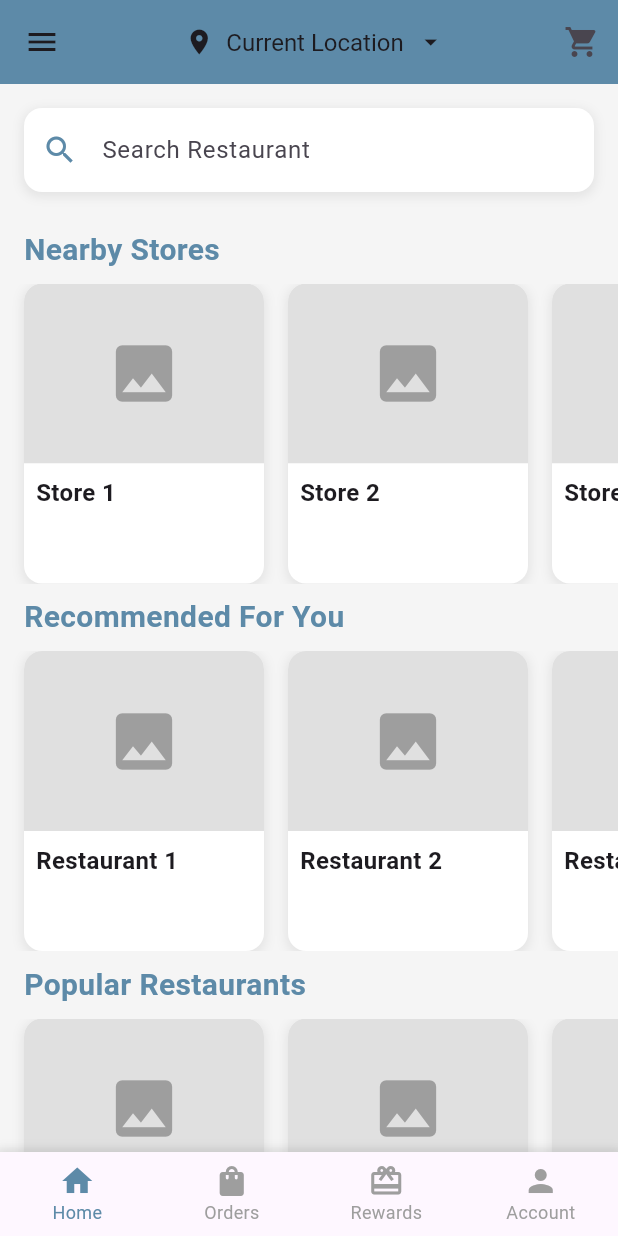
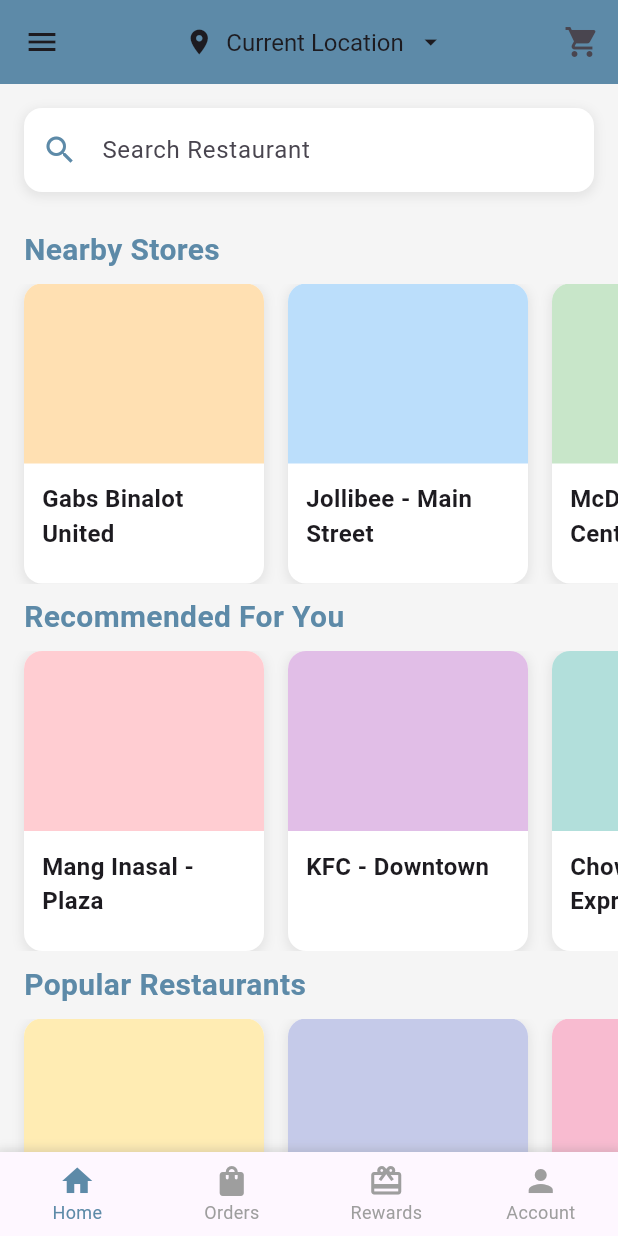
Before and after one commit to userVincentAng/login_test, a Flutter app: the HomePage screen opened by its route, on a phone screen of 412 x 824 dp. Run offline on Flutter 3.47's test engine with Material 3 defaults, Android fonts, the phone set to English and light mode, and no system bars; key blocks and very long unbroken strings in the code were emptied for the run.

Commit message:
UI TAPOS

```diff
--- a/lib/home_page.dart
+++ b/lib/home_page.dart
@@ -52,7 +52,6 @@ class _HomePageState extends State<HomePage>
 
   @override
   Widget build(BuildContext context) {
-    // Define the airforce blue color
     const Color airforceBlue = Color(0xFF5D8AA8);
     final screenWidth = MediaQuery.of(context).size.width;
     final screenHeight = MediaQuery.of(context).size.height;
@@ -138,18 +137,18 @@ class _HomePageState extends State<HomePage>
                 _buildSectionTitle('Nearby Stores', isSmallScreen),
                 _buildHorizontalCarousel(context, [
                   _buildStoreCard(
-                    'Store 1',
-                    'assets/store1.jpg',
+                    'Gabs Binalot United',
+                    Colors.orange[100]!,
                     isSmallScreen,
                   ),
                   _buildStoreCard(
-                    'Store 2',
-                    'assets/store2.jpg',
+                    'Jollibee - Main Street',
+                    Colors.blue[100]!,
                     isSmallScreen,
                   ),
                   _buildStoreCard(
-                    'Store 3',
-                    'assets/store3.jpg',
+                    'McDonald\'s - City Center',
+                    Colors.green[100]!,
                     isSmallScreen,
                   ),
                 ]),
@@ -158,18 +157,18 @@ class _HomePageState extends State<HomePage>
                 _buildSectionTitle('Recommended For You', isSmallScreen),
                 _buildHorizontalCarousel(context, [
                   _buildStoreCard(
-                    'Restaurant 1',
-                    'assets/restaurant1.jpg',
+                    'Mang Inasal - Plaza',
+                    Colors.red[100]!,
                     isSmallScreen,
                   ),
                   _buildStoreCard(
-                    'Restaurant 2',
-                    'assets/restaurant2.jpg',
+                    'KFC - Downtown',
+                    Colors.purple[100]!,
                     isSmallScreen,
                   ),
                   _buildStoreCard(
-                    'Restaurant 3',
-                    'assets/restaurant3.jpg',
+                    'Chowking Express',
+                    Colors.teal[100]!,
                     isSmallScreen,
                   ),
                 ]),
@@ -178,29 +177,44 @@ class _HomePageState extends State<HomePage>
                 _buildSectionTitle('Popular Restaurants', isSmallScreen),
                 _buildHorizontalCarousel(context, [
                   _buildStoreCard(
-                    'Restaurant 4',
-                    'assets/restaurant4.jpg',
+                    'Max\'s Restaurant',
+                    Colors.amber[100]!,
                     isSmallScreen,
                   ),
                   _buildStoreCard(
-                    'Restaurant 5',
-                    'assets/restaurant5.jpg',
+                    'Shakey\'s Pizza',
+                    Colors.indigo[100]!,
                     isSmallScreen,
                   ),
                   _buildStoreCard(
-                    'Restaurant 6',
-                    'assets/restaurant6.jpg',
+                    'Greenwich Pizza',
+                    Colors.pink[100]!,
                     isSmallScreen,
                   ),
                 ]),
 
                 // Popular Shops Section
-                _buildSectionTitle('Popular Shops', isSmallScreen),
+                _buildSectionTitle('Local Food Shops', isSmallScreen),
                 _buildHorizontalCarousel(context, [
-                  _buildStoreCard('Shop 1', 'assets/shop1.jpg', isSmallScreen),
-                  _buildStoreCard('Shop 2', 'assets/shop2.jpg', isSmallScreen),
-                  _buildStoreCard('Shop 3', 'assets/shop3.jpg', isSmallScreen),
+                  _buildStoreCard(
+                    'Aling Nena\'s Carinderia',
+                    Colors.cyan[100]!,
+                    isSmallScreen,
+                  ),
+                  _buildStoreCard(
+                    'Juan\'s BBQ House',
+                    Colors.brown[100]!,
+                    isSmallScreen,
+                  ),
+                  _buildStoreCard(
+                    'Manong\'s Sisig Corner',
+                    Colors.lime[100]!,
+                    isSmallScreen,
+                  ),
                 ]),
+
+                // Add bottom padding for navigation bar
+                SizedBox(height: isSmallScreen ? 60 : 70),
               ],
             ),
           ),
@@ -382,7 +396,7 @@ class _HomePageState extends State<HomePage>
 
   Widget _buildHorizontalCarousel(BuildContext context, List<Widget> items) {
     return SizedBox(
-      height: 200,
+      height: MediaQuery.of(context).size.width < 360 ? 180 : 200,
       child: ListView.builder(
         scrollDirection: Axis.horizontal,
         padding: EdgeInsets.symmetric(
@@ -399,7 +413,11 @@ class _HomePageState extends State<HomePage>
     );
   }
 
-  Widget _buildStoreCard(String name, String imagePath, bool isSmallScreen) {
+  Widget _buildStoreCard(
+    String name,
+    Color backgroundColor,
+    bool isSmallScreen,
+  ) {
     return InkWell(
       onTap: () {
         Navigator.push(
@@ -424,30 +442,25 @@ class _HomePageState extends State<HomePage>
         child: Column(
           crossAxisAlignment: CrossAxisAlignment.start,
           children: [
-            ClipRRect(
-              borderRadius: const BorderRadius.vertical(
-                top: Radius.circular(12),
-              ),
-              child: Container(
-                height: isSmallScreen ? 100 : 120,
-                color: Colors.grey[300],
-                child: Center(
-                  child: Icon(
-                    Icons.image,
-                    size: isSmallScreen ? 40 : 50,
-                    color: Colors.grey,
-                  ),
+            Container(
+              height: isSmallScreen ? 100 : 120,
+              decoration: BoxDecoration(
+                color: backgroundColor,
+                borderRadius: const BorderRadius.vertical(
+                  top: Radius.circular(12),
                 ),
               ),
             ),
             Padding(
-              padding: EdgeInsets.all(isSmallScreen ? 6.0 : 8.0),
+              padding: EdgeInsets.all(isSmallScreen ? 8.0 : 12.0),
               child: Text(
                 name,
                 style: TextStyle(
                   fontSize: isSmallScreen ? 14 : 16,
                   fontWeight: FontWeight.bold,
                 ),
+                maxLines: 2,
+                overflow: TextOverflow.ellipsis,
               ),
             ),
           ],
```
Also changed, not shown: lib/shop_detail_page.dart (+35 -14 lines).
